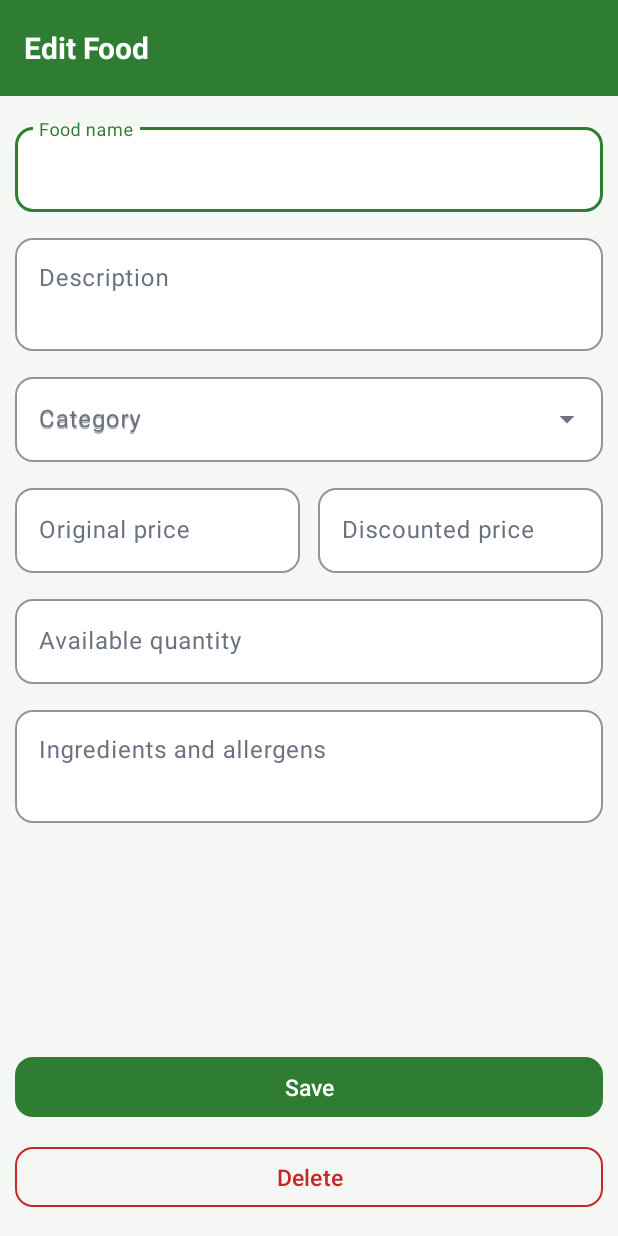
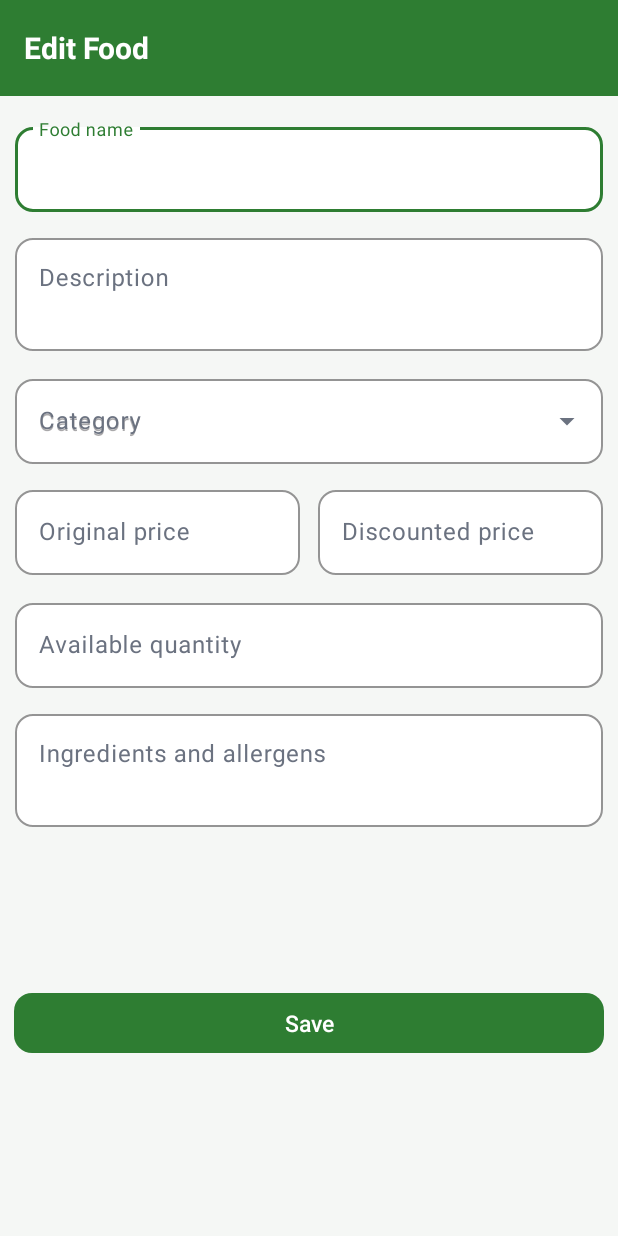
Before and after one commit to shalomgeorge97/grabngo, an Android app: the layout activity_add_edit_food.xml on its own in the app's theme, with its tools: preview values and no code run, on a phone screen of 412 x 824 dp. Run offline under Robolectric (Android 15) with nearby library versions, the phone set to English and light mode, and no system bars.

Commit message:
hide delete food button in addEDitFood page
Code Cleanup on AddEditFood

update appDB to match seed data for food category

```diff
--- a/app/src/main/java/com/example/grabngo/AddEditFood.java
+++ b/app/src/main/java/com/example/grabngo/AddEditFood.java
@@ -46,7 +46,7 @@ public class AddEditFood extends AppCompatActivity {
             tilOriginalPrice, tilDiscountedPrice, tilQuantity;
 
     private TextView titleDisplay;
-    private MaterialButton btnSave, btnDelete;
+    private MaterialButton btnSave;
 
     // Food information
     private int foodId = -1;
@@ -90,8 +90,6 @@ public class AddEditFood extends AppCompatActivity {
         setupScreen();
 
         btnSave.setOnClickListener(v -> saveFoodItem());
-
-        btnDelete.setOnClickListener(v -> confirmDelete());
     }
 
     // Initialize views
@@ -115,7 +113,6 @@ public class AddEditFood extends AppCompatActivity {
         tilQuantity = findViewById(R.id.tilQuantity);
 
         btnSave = findViewById(R.id.btnSave);
-        btnDelete = findViewById(R.id.btnDelete);
     }
 
     // Setup category dropdown
@@ -126,7 +123,8 @@ public class AddEditFood extends AppCompatActivity {
                 "Meals",
                 "Desserts",
                 "Beverages",
-                "Snacks"
+                "Snacks",
+                "Others"
         };
 
         ArrayAdapter<String> adapter = new ArrayAdapter<>(
@@ -145,7 +143,6 @@ public class AddEditFood extends AppCompatActivity {
 
             titleDisplay.setText("Edit Food");
             btnSave.setText("Update Food");
-            btnDelete.setVisibility(View.VISIBLE);
 
             loadFoodItem();
 
@@ -153,7 +150,6 @@ public class AddEditFood extends AppCompatActivity {
 
             titleDisplay.setText("Add Food");
             btnSave.setText("Save Food");
-            btnDelete.setVisibility(View.GONE);
 
             if (restaurantId == -1) {
                 Toast.makeText(this,
--- a/app/src/main/java/com/example/grabngo/database/AppDatabase.java
+++ b/app/src/main/java/com/example/grabngo/database/AppDatabase.java
@@ -173,7 +173,7 @@ public abstract class AppDatabase extends RoomDatabase {
                 (int) restaurantId1,
                 "Salmon Sushi Box",
                 "Fresh salmon sushi set",
-                "Japanese",
+                "Snacks",
                 "Salmon, Rice",
                 15.00,
                 8.00,
@@ -185,7 +185,7 @@ public abstract class AppDatabase extends RoomDatabase {
                 (int) restaurantId1,
                 "California Roll",
                 "California roll with avocado",
-                "Japanese",
+                "Snacks",
                 "Crab, Avocado, Rice",
                 12.00,
                 6.00,
@@ -198,7 +198,7 @@ public abstract class AppDatabase extends RoomDatabase {
                 (int) restaurantId2,
                 "Chicken Rice Bowl",
                 "Rice bowl with grilled chicken",
-                "Rice Bowl",
+                "Meals",
                 "Chicken, Rice, Vegetables",
                 16.00,
                 9.00,
@@ -210,7 +210,7 @@ public abstract class AppDatabase extends RoomDatabase {
                 (int) restaurantId2,
                 "Vegetable Salad",
                 "Fresh mixed vegetable salad",
-                "Salad",
+                "Meals",
                 "Lettuce, Tomato, Cucumber",
                 12.00,
                 7.00,
--- a/app/src/main/res/layout/activity_add_edit_food.xml
+++ b/app/src/main/res/layout/activity_add_edit_food.xml
@@ -37,7 +37,7 @@
         android:paddingRight="10dp"
         app:layout_constraintEnd_toEndOf="parent"
         app:layout_constraintStart_toStartOf="parent"
-        app:layout_constraintTop_toBottomOf="@id/titleDisplay">
+        app:layout_constraintTop_toBottomOf="@+id/titleDisplay">
 
         <com.google.android.material.textfield.TextInputEditText
             android:id="@+id/etName"
@@ -52,15 +52,15 @@
     <com.google.android.material.textfield.TextInputLayout
         android:id="@+id/tilDescription"
         style="@style/Widget.GrabNGo.TextInput"
-        android:layout_width="match_parent"
+        android:layout_width="0dp"
         android:layout_height="wrap_content"
         android:layout_marginTop="12dp"
+        android:hint="@string/food_edit_description"
         android:paddingLeft="10dp"
         android:paddingRight="10dp"
-        android:hint="@string/food_edit_description"
         app:layout_constraintEnd_toEndOf="parent"
         app:layout_constraintStart_toStartOf="parent"
-        app:layout_constraintTop_toBottomOf="@id/tilName">
+        app:layout_constraintTop_toBottomOf="@+id/tilName">
 
         <com.google.android.material.textfield.TextInputEditText
             android:id="@+id/etDescription"
@@ -77,13 +77,13 @@
         style="@style/Widget.GrabNGo.TextInput.ExposedDropdownMenu"
         android:layout_width="0dp"
         android:layout_height="wrap_content"
-        android:layout_marginTop="12dp"
+        android:layout_marginTop="13dp"
+        android:hint="@string/food_edit_category"
         android:paddingLeft="10dp"
         android:paddingRight="10dp"
-        android:hint="@string/food_edit_category"
         app:layout_constraintEnd_toEndOf="parent"
         app:layout_constraintStart_toStartOf="parent"
-        app:layout_constraintTop_toBottomOf="@id/tilDescription">
+        app:layout_constraintTop_toBottomOf="@+id/tilDescription">
 
         <AutoCompleteTextView
             android:id="@+id/actCategory"
@@ -91,7 +91,7 @@
             android:layout_height="wrap_content"
             android:hint="@string/food_edit_category"
             android:inputType="none"
-            tools:ignore="LabelFor,SpeakableTextPresentCheck" />
+            tools:ignore="LabelFor,SpeakableTextPresentCheck,VisualLintTextFieldSize" />
     </com.google.android.material.textfield.TextInputLayout>
 
     <!-- Original price -->
@@ -100,13 +100,12 @@
         style="@style/Widget.GrabNGo.TextInput"
         android:layout_width="0dp"
         android:layout_height="wrap_content"
-        android:layout_marginTop="12dp"
+        android:layout_marginEnd="12dp"
+        android:hint="@string/food_edit_original_price"
         android:paddingStart="10dp"
-        android:hint="@string/food_edit_original_price"
-        app:layout_constraintEnd_toStartOf="@id/tilDiscountedPrice"
-        app:layout_constraintHorizontal_chainStyle="spread"
+        app:layout_constraintBaseline_toBaselineOf="@+id/tilDiscountedPrice"
+        app:layout_constraintEnd_toStartOf="@+id/tilDiscountedPrice"
         app:layout_constraintStart_toStartOf="parent"
-        app:layout_constraintTop_toBottomOf="@id/tilCategory"
         app:prefixText="$"
         tools:ignore="RtlSymmetry">
 
@@ -124,13 +123,12 @@
         style="@style/Widget.GrabNGo.TextInput"
         android:layout_width="0dp"
         android:layout_height="wrap_content"
-        android:layout_marginStart="12dp"
+        android:layout_marginTop="12dp"
+        android:hint="@string/food_edit_discounted_price"
         android:paddingEnd="10dp"
-        android:hint="@string/food_edit_discounted_price"
-        app:layout_constraintBottom_toBottomOf="@id/tilOriginalPrice"
         app:layout_constraintEnd_toEndOf="parent"
-        app:layout_constraintStart_toEndOf="@id/tilOriginalPrice"
-        app:layout_constraintTop_toTopOf="@id/tilOriginalPrice"
+        app:layout_constraintStart_toEndOf="@+id/tilOriginalPrice"
+        app:layout_constraintTop_toBottomOf="@+id/tilCategory"
         app:prefixText="$"
         tools:ignore="RtlSymmetry">
 
@@ -148,13 +146,13 @@
         style="@style/Widget.GrabNGo.TextInput"
         android:layout_width="0dp"
         android:layout_height="wrap_content"
-        android:layout_marginTop="12dp"
+        android:layout_marginTop="13dp"
+        android:hint="@string/food_edit_quantity"
         android:paddingLeft="10dp"
         android:paddingRight="10dp"
-        android:hint="@string/food_edit_quantity"
         app:layout_constraintEnd_toEndOf="parent"
         app:layout_constraintStart_toStartOf="parent"
-        app:layout_constraintTop_toBottomOf="@id/tilOriginalPrice">
+        app:layout_constraintTop_toBottomOf="@+id/tilOriginalPrice">
 
         <com.google.android.material.textfield.TextInputEditText
             android:id="@+id/etQuantity"
@@ -163,56 +161,6 @@
             android:imeOptions="actionNext"
             android:inputType="number" />
     </com.google.android.material.textfield.TextInputLayout>
-
-    <!-- Available date -->
-<!--    <com.google.android.material.textfield.TextInputLayout-->
-<!--        android:id="@+id/tilDate"-->
-<!--        style="@style/Widget.GrabNGo.TextInput"-->
-<!--        android:layout_width="0dp"-->
-<!--        android:layout_height="wrap_content"-->
-<!--        android:layout_marginTop="12dp"-->
-<!--        android:paddingStart="10dp"-->
-<!--        android:hint="@string/food_edit_date"-->
-<!--        app:layout_constraintEnd_toStartOf="@id/tilTime"-->
-<!--        app:layout_constraintHorizontal_chainStyle="spread"-->
-<!--        app:layout_constraintStart_toStartOf="parent"-->
-<!--        app:layout_constraintTop_toBottomOf="@id/tilQuantity"-->
-<!--        tools:ignore="RtlSymmetry">-->
-
-<!--        <com.google.android.material.textfield.TextInputEditText-->
-<!--            android:id="@+id/etDate"-->
-<!--            android:layout_width="match_parent"-->
-<!--            android:layout_height="wrap_content"-->
-<!--            android:clickable="true"-->
-<!--            android:cursorVisible="false"-->
-<!--            android:focusable="true"-->
-<!--            android:inputType="none" />-->
-<!--    </com.google.android.material.textfield.TextInputLayout>-->
-
-<!--    &lt;!&ndash; Available time &ndash;&gt;-->
-<!--    <com.google.android.material.textfield.TextInputLayout-->
-<!--        android:id="@+id/tilTime"-->
-<!--        style="@style/Widget.GrabNGo.TextInput"-->
-<!--        android:layout_width="0dp"-->
-<!--        android:layout_height="wrap_content"-->
-<!--        android:layout_marginStart="12dp"-->
-<!--        android:paddingEnd="10dp"-->
-<!--        android:hint="@string/food_edit_time"-->
-<!--        app:layout_constraintBottom_toBottomOf="@id/tilDate"-->
-<!--        app:layout_constraintEnd_toEndOf="parent"-->
-<!--        app:layout_constraintStart_toEndOf="@id/tilDate"-->
-<!--        app:layout_constraintTop_toTopOf="@id/tilDate"-->
-<!--        tools:ignore="RtlSymmetry">-->
-
-<!--        <com.google.android.material.textfield.TextInputEditText-->
-<!--            android:id="@+id/etTime"-->
-<!--            android:layout_width="match_parent"-->
-<!--            android:layout_height="wrap_content"-->
-<!--            android:clickable="true"-->
-<!--            android:cursorVisible="false"-->
-<!--            android:focusable="true"-->
-<!--            android:inputType="none" />-->
-<!--    </com.google.android.material.textfield.TextInputLayout>-->
 
     <!-- Ingredients and allergens -->
     <com.google.android.material.textfield.TextInputLayout
@@ -226,7 +174,7 @@
         android:paddingRight="10dp"
         app:layout_constraintEnd_toEndOf="parent"
         app:layout_constraintStart_toStartOf="parent"
-        app:layout_constraintTop_toBottomOf="@id/tilQuantity">
+        app:layout_constraintTop_toBottomOf="@+id/tilQuantity">
 
         <com.google.android.material.textfield.TextInputEditText
             android:id="@+id/etIngredients"
@@ -237,22 +185,6 @@
             android:minLines="2" />
     </com.google.android.material.textfield.TextInputLayout>
 
-    <!-- Delete: visible in edit mode only -->
-
-    <com.google.android.material.button.MaterialButton
-        android:id="@+id/btnDelete"
-        style="@style/Widget.GrabNGo.Button.Danger"
-        android:layout_width="0dp"
-        android:layout_height="wrap_content"
-        android:layout_marginHorizontal="10dp"
-        android:layout_marginBottom="15dp"
-        android:text="@string/food_edit_delete"
-        app:layout_constraintBottom_toBottomOf="parent"
-        app:layout_constraintEnd_toEndOf="parent"
-        app:layout_constraintHorizontal_bias="0.526"
-        app:layout_constraintStart_toStartOf="parent"
-        tools:visibility="visible" />
-
 
     <!-- Save -->
     <com.google.android.material.button.MaterialButton
@@ -261,12 +193,16 @@
         android:layout_width="0dp"
         android:layout_height="wrap_content"
         android:layout_marginHorizontal="10dp"
-        android:layout_marginBottom="12dp"
+        android:layout_marginStart="9dp"
+        android:layout_marginTop="63dp"
+        android:layout_marginEnd="9dp"
+        android:layout_marginBottom="75dp"
         android:text="@string/food_edit_save"
-        app:layout_constraintBottom_toTopOf="@id/btnDelete"
+        app:layout_constraintBottom_toBottomOf="parent"
         app:layout_constraintEnd_toEndOf="parent"
-        app:layout_constraintStart_toStartOf="parent" />
-
+        app:layout_constraintStart_toStartOf="parent"
+        app:layout_constraintTop_toBottomOf="@+id/tilIngredients"
+        tools:ignore="VisualLintButtonSize" />
     <!-- Food name -->
 
 
```
